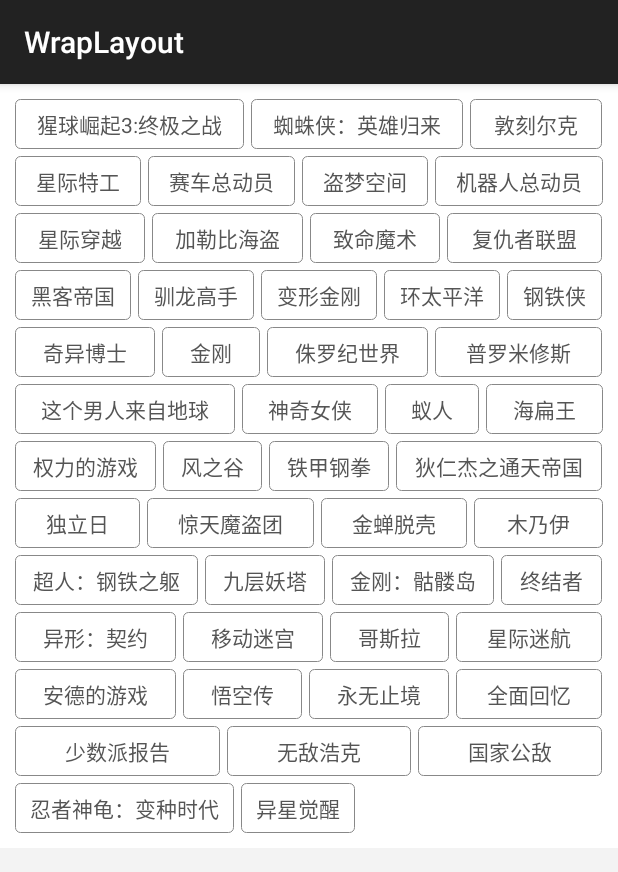
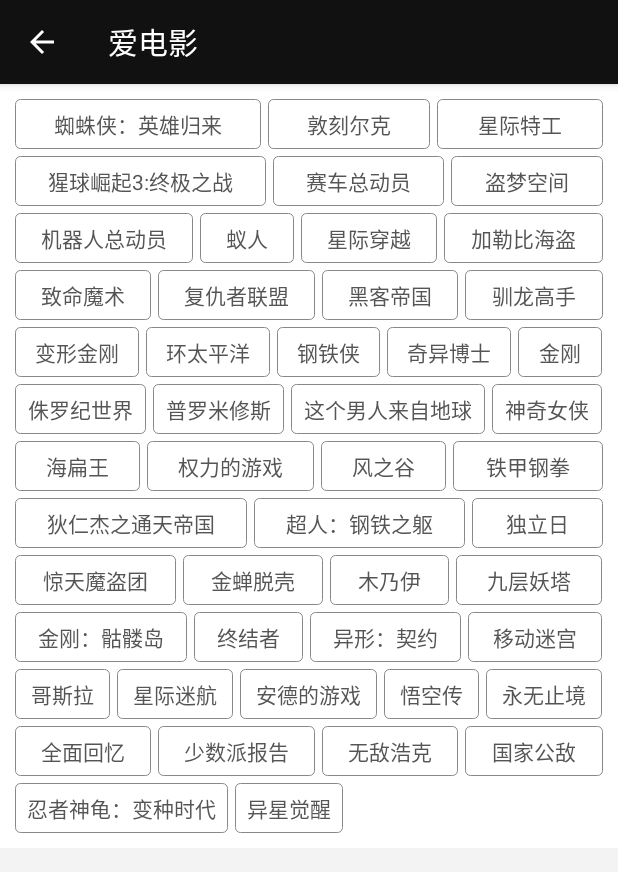
Before and after one commit to xmuSistone/AutoWrapLayout, an Android app: the screen it shows after launch (MainActivity), on a phone screen of 412 x 824 dp. Shown: the top 872 px of the screen. Run offline under Robolectric (Android 15) with nearby library versions, the phone set to English and light mode, and no system bars.

Commit message:
细节优化调整

```diff
--- a/AutoWrapLayout/app/src/main/AndroidManifest.xml
+++ b/AutoWrapLayout/app/src/main/AndroidManifest.xml
@@ -8,7 +8,9 @@
         android:label="@string/app_name"
         android:supportsRtl="true"
         android:theme="@style/AppTheme">
-        <activity android:name=".MainActivity">
+        <activity
+            android:name=".MainActivity"
+            android:label="爱电影">
             <intent-filter>
                 <action android:name="android.intent.action.MAIN" />
 
--- a/AutoWrapLayout/app/src/main/java/com/stone/autowrap/MainActivity.java
+++ b/AutoWrapLayout/app/src/main/java/com/stone/autowrap/MainActivity.java
@@ -3,6 +3,7 @@ package com.stone.autowrap;
 import android.support.v7.app.AppCompatActivity;
 import android.os.Bundle;
 import android.view.LayoutInflater;
+import android.view.MenuItem;
 import android.view.View;
 import android.widget.TextView;
 import android.widget.Toast;
@@ -23,7 +24,7 @@ public class MainActivity extends AppCompatActivity {
     protected void onCreate(Bundle savedInstanceState) {
         super.onCreate(savedInstanceState);
         setContentView(R.layout.activity_main);
-
+        getSupportActionBar().setDisplayHomeAsUpEnabled(true);
         autoWrapLayout = (AutoWrapLayout) findViewById(R.id.wrap_layout);
         prepareDataList();
         prepareAdapter();
@@ -64,14 +65,25 @@ public class MainActivity extends AppCompatActivity {
         };
     }
 
+    @Override
+    public boolean onOptionsItemSelected(MenuItem item) {
+        switch (item.getItemId()) {
+            case android.R.id.home:// 点击返回图标事件
+                finish();
+            default:
+                return super.onOptionsItemSelected(item);
+        }
+    }
+
     private void prepareDataList() {
-        dataList.add("猩球崛起3:终极之战");
         dataList.add("蜘蛛侠：英雄归来");
         dataList.add("敦刻尔克");
         dataList.add("星际特工");
+        dataList.add("猩球崛起3:终极之战");
         dataList.add("赛车总动员");
         dataList.add("盗梦空间");
         dataList.add("机器人总动员");
+        dataList.add("蚁人");
         dataList.add("星际穿越");
         dataList.add("加勒比海盗");
         dataList.add("致命魔术");
@@ -87,17 +99,16 @@ public class MainActivity extends AppCompatActivity {
         dataList.add("普罗米修斯");
         dataList.add("这个男人来自地球");
         dataList.add("神奇女侠");
-        dataList.add("蚁人");
         dataList.add("海扁王");
         dataList.add("权力的游戏");
         dataList.add("风之谷");
         dataList.add("铁甲钢拳");
         dataList.add("狄仁杰之通天帝国");
+        dataList.add("超人：钢铁之躯");
         dataList.add("独立日");
         dataList.add("惊天魔盗团");
         dataList.add("金蝉脱壳");
         dataList.add("木乃伊");
-        dataList.add("超人：钢铁之躯");
         dataList.add("九层妖塔");
         dataList.add("金刚：骷髅岛");
         dataList.add("终结者");
--- a/AutoWrapLayout/app/src/main/res/layout/item_wrap_tv.xml
+++ b/AutoWrapLayout/app/src/main/res/layout/item_wrap_tv.xml
@@ -4,8 +4,8 @@ android:layout_width="wrap_content"
 android:layout_height="60dp"
 android:background="@drawable/wrap_back"
 android:paddingBottom="6dp"
-android:paddingLeft="10dp"
-android:paddingRight="10dp"
+android:paddingLeft="8dp"
+android:paddingRight="8dp"
 android:paddingTop="6dp"
 android:textColor="#555"
 android:textSize="14sp">
--- a/AutoWrapLayout/app/src/main/res/values/colors.xml
+++ b/AutoWrapLayout/app/src/main/res/values/colors.xml
@@ -1,6 +1,6 @@
 <?xml version="1.0" encoding="utf-8"?>
 <resources>
-    <color name="colorPrimary">#222</color>
-    <color name="colorPrimaryDark">#303F9F</color>
-    <color name="colorAccent">#FF4081</color>
+    <color name="colorPrimary">#111</color>
+    <color name="colorPrimaryDark">#111</color>
+    <color name="colorAccent">#444</color>
 </resources>
```
